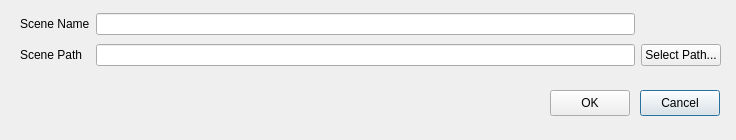
The window that brickleedit/src/gui/newscene/newscenedialog.ui (paarm/bricklebrit) describes before a commit, drawn with Qt 5.
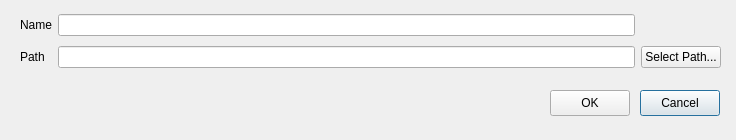
The same window after the commit.

Patch:
```diff
--- a/brickleedit/src/gui/newscene/newscenedialog.ui
+++ b/brickleedit/src/gui/newscene/newscenedialog.ui
@@ -32,7 +32,7 @@
      <x>20</x>
      <y>10</y>
      <width>701</width>
-     <height>60</height>
+     <height>62</height>
     </rect>
    </property>
    <layout class="QGridLayout" name="gridLayout">
@@ -46,7 +46,7 @@
     <item row="0" column="0">
      <widget class="QLabel" name="label">
       <property name="text">
-       <string>Scene Name</string>
+       <string>Name</string>
       </property>
      </widget>
     </item>
@@ -60,7 +60,7 @@
     <item row="1" column="0">
      <widget class="QLabel" name="label_2">
       <property name="text">
-       <string>Scene Path</string>
+       <string>Path</string>
       </property>
      </widget>
     </item>
```
Left out of the diff: 10 changed lines with no effect on the pictures.
